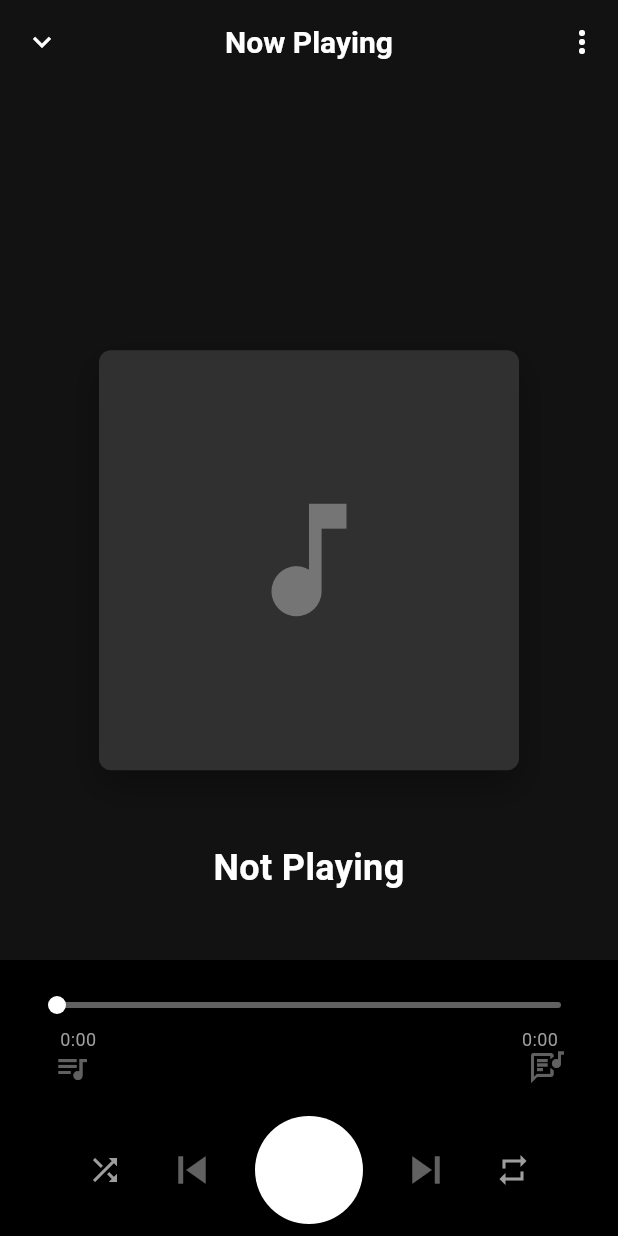
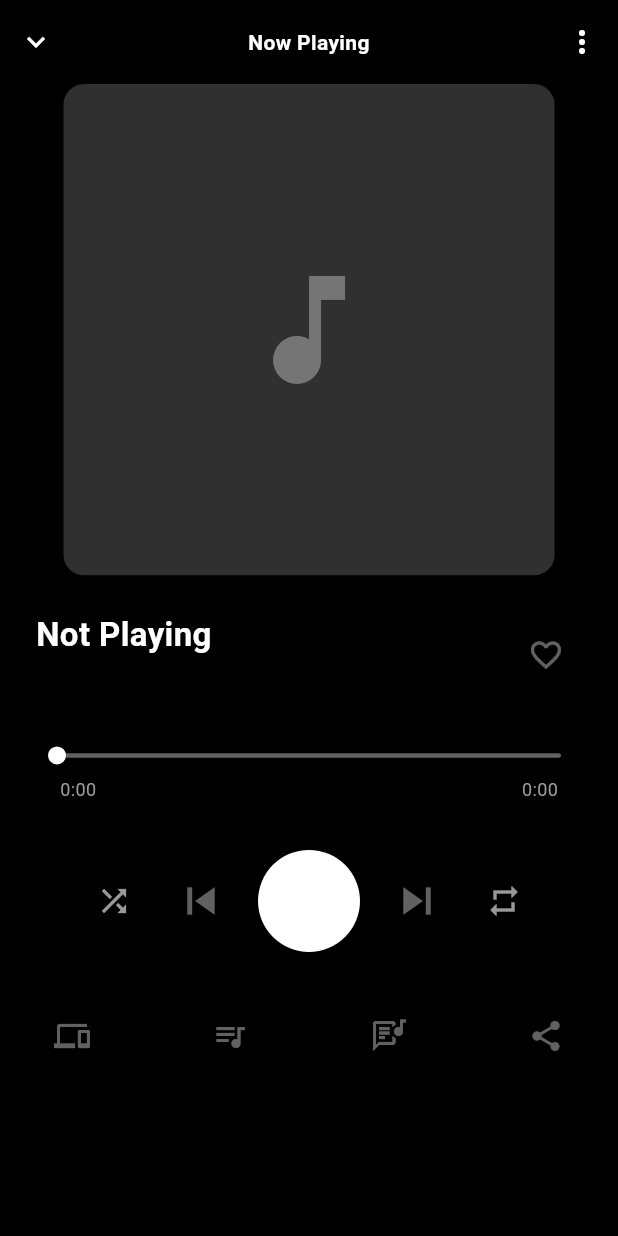
Before and after one commit to ZhiH2333/SicBy, a Flutter app: the NowPlayingScreen screen opened directly, on a phone screen of 412 x 824 dp. Run offline on Flutter 3.47's test engine with Material 3 defaults, Android fonts, the phone set to English and light mode, and no system bars; our stand-ins replace file_picker, flutter_riverpod, just_audio, shared_preferences; accounts and stored records are empty.

Commit message:
🐛 fix(ui): ui fix: rebuild now playing layout (spotify-accurate
What: replace stacked layout with SafeArea Column + scrollable hierarchy

Why UI depends: removes overflow and restores hit-testing for queue/lyrics

Safety: UI-only changes; no playback logic or state touched

```diff
--- a/lib/ui/screens/now_playing_screen.dart
+++ b/lib/ui/screens/now_playing_screen.dart
@@ -121,30 +121,26 @@ class _NowPlayingScreenState extends ConsumerState<NowPlayingScreen> {
     final bottomPadding = MediaQuery.of(context).padding.bottom;
 
     return Scaffold(
-      appBar: AppBar(
-        title: _showLyrics
-            ? Column(
+      backgroundColor: Colors.black,
+      body: SafeArea(
+        bottom: true,
+        child: Column(
           children: [
-                  Text(
-                    track?.title ?? 'Not Playing',
-                    style: const TextStyle(fontSize: 16),
-                  ),
-                  Text(
-                    track?.artistName ?? '',
-                    style: TextStyle(
-                      fontSize: 12,
-                      color: Theme.of(context).textTheme.bodySmall?.color,
-                    ),
-                  ),
-                ],
-              )
-            : const Text('Now Playing'),
-        centerTitle: true,
-        leading: IconButton(
+            SizedBox(
+              height: 56,
+              child: Row(
+                children: [
+                  IconButton(
                     icon: const Icon(Icons.keyboard_arrow_down),
                     onPressed: () => Navigator.of(context).pop(),
                   ),
-        actions: [
+                  const Expanded(
+                    child: Text(
+                      'Now Playing',
+                      textAlign: TextAlign.center,
+                      style: TextStyle(fontWeight: FontWeight.w600),
+                    ),
+                  ),
                   PopupMenuButton<String>(
                     icon: const Icon(Icons.more_vert),
                     onSelected: (value) {
@@ -158,14 +154,16 @@ class _NowPlayingScreenState extends ConsumerState<NowPlayingScreen> {
                           break;
                         case 'lyrics':
                           if (!_showLyrics) _toggleLyrics();
-                  // TODO: Scroll to edit mode or show edit dialog
                           ScaffoldMessenger.of(context).showSnackBar(
-                    const SnackBar(content: Text('Edit Lyrics - Coming Soon')),
+                            const SnackBar(
+                              content: Text('Edit Lyrics - Coming Soon'),
+                            ),
                           );
                           break;
                       }
                     },
-            itemBuilder: (BuildContext context) => <PopupMenuEntry<String>>[
+                    itemBuilder: (BuildContext context) =>
+                        <PopupMenuEntry<String>>[
                       const PopupMenuItem<String>(
                         value: 'metadata',
                         child: ListTile(
@@ -194,163 +192,80 @@ class _NowPlayingScreenState extends ConsumerState<NowPlayingScreen> {
                   ),
                 ],
               ),
-      body: Stack(
-        children: [
-          Positioned.fill(
-            child: Padding(
-              padding: const EdgeInsets.only(left: 24, right: 24, top: 12),
+            ),
+            Expanded(
+              child: SingleChildScrollView(
+                padding: const EdgeInsets.symmetric(horizontal: 24),
                 child: Column(
                   children: [
-                  if (!_showLyrics) const Spacer(),
-                  // Main Content Area (Artwork or Lyrics)
-                  Expanded(
-                    flex: _showLyrics ? 10 : 0,
-                    child: AnimatedSwitcher(
-                      duration: const Duration(milliseconds: 300),
-                      child: _showLyrics
-                          ? _LyricsView(track: track)
-                          : Hero(
-                              tag: 'artwork_${track?.id}',
+                    FractionallySizedBox(
+                      widthFactor: 0.9,
+                      child: AspectRatio(
+                        aspectRatio: 1,
+                        child: ClipRRect(
+                          borderRadius: BorderRadius.circular(14),
                           child: Container(
-                                width: 280,
-                                height: 280,
-                                decoration: BoxDecoration(
                             color: Colors.grey[850],
-                                  borderRadius: BorderRadius.circular(8),
-                                  boxShadow: [
-                                    BoxShadow(
-                                      color: Colors.black.withAlpha(77),
-                                      blurRadius: 20,
-                                      offset: const Offset(0, 10),
-                                    ),
-                                  ],
-                                ),
                             child: Icon(
                               Icons.music_note,
-                                  size: 100,
+                              size: 96,
                               color: Colors.grey[600],
                             ),
                           ),
                         ),
                       ),
                     ),
-                  if (!_showLyrics) const SizedBox(height: 48),
-                  // Track info (Hidden when lyrics shown)
-                  if (!_showLyrics) ...[
+                    const SizedBox(height: 24),
+                    Row(
+                      children: [
+                        Expanded(
+                          child: Column(
+                            crossAxisAlignment: CrossAxisAlignment.start,
+                            children: [
                               Text(
                                 track?.title ?? 'Not Playing',
                                 style: const TextStyle(
-                        fontSize: 24,
+                                  fontSize: 22,
                                   fontWeight: FontWeight.bold,
                                 ),
-                      textAlign: TextAlign.center,
                                 maxLines: 2,
                                 overflow: TextOverflow.ellipsis,
                               ),
-                    const SizedBox(height: 8),
+                              const SizedBox(height: 6),
                               Text(
                                 track?.artistName ?? '',
-                      style: TextStyle(fontSize: 16, color: Colors.grey[400]),
-                    ),
-                  ],
-                  if (!_showLyrics) const SizedBox(height: 32),
-                  if (_showLyrics) const SizedBox(height: 24),
-                  const Spacer(),
-                ],
-              ),
-            ),
-          ),
-          Positioned(
-            left: 0,
-            right: 0,
-            bottom: 0,
-            child: Container(
-              padding: EdgeInsets.only(
-                left: 24,
-                right: 24,
-                top: 16,
-                bottom: bottomPadding > 0 ? bottomPadding : 8,
-              ),
-              decoration: const BoxDecoration(
-                color: Colors.black,
-              ),
-              child: _BottomPlayerControls(
-                track: track,
-                playbackState: playbackState,
-                playbackController: playbackController,
-                showLyrics: _showLyrics,
-                onToggleLyrics: _toggleLyrics,
-              ),
+                                style: TextStyle(
+                                  fontSize: 14,
+                                  color: Colors.white.withAlpha(153),
                                 ),
                               ),
                             ],
                           ),
-    );
-  }
-}
-
-class _BottomPlayerControls extends StatelessWidget {
-  final UiTrack? track;
-  final UiPlaybackState playbackState;
-  final PlaybackController playbackController;
-  final bool showLyrics;
-  final VoidCallback onToggleLyrics;
-
-  const _BottomPlayerControls({
-    required this.track,
-    required this.playbackState,
-    required this.playbackController,
-    required this.showLyrics,
-    required this.onToggleLyrics,
-  });
-
-  @override
-  Widget build(BuildContext context) {
-    return Column(
-      mainAxisSize: MainAxisSize.min,
-      children: [
-        SizedBox(
-          height: 24,
-          child: _SeekBar(
+                        ),
+                        IconButton(
+                          icon: const Icon(Icons.favorite_border),
+                          color: Colors.white,
+                          onPressed: track != null ? () {} : null,
+                        ),
+                      ],
+                    ),
+                    const SizedBox(height: 24),
+                    _SeekBar(
                       position: playbackState.position,
-            duration: playbackState.duration == Duration.zero && track != null
-                ? track!.duration
+                      duration:
+                          playbackState.duration == Duration.zero && track != null
+                              ? track.duration
                               : playbackState.duration,
                       onSeek: (percent) {
                         if (track == null ||
-                  playbackState.downloadStatus == DownloadStatus.downloading) {
+                            playbackState.downloadStatus ==
+                                DownloadStatus.downloading) {
                           return;
                         }
                         playbackController.seekTo(percent);
                       },
                     ),
-        ),
-        const SizedBox(height: 8),
-        Row(
-          mainAxisAlignment: MainAxisAlignment.spaceBetween,
-          children: [
-            IconButton(
-              icon: const Icon(Icons.queue_music),
-              onPressed: track != null
-                  ? () => Navigator.of(context).push(
-                        MaterialPageRoute(
-                          builder: (context) => const QueueScreen(),
-                        ),
-                      )
-                  : null,
-              tooltip: 'Queue',
-            ),
-            IconButton(
-              icon: Icon(showLyrics ? Icons.lyrics : Icons.lyrics_outlined),
-              color: showLyrics
-                  ? Theme.of(context).colorScheme.primary
-                  : Colors.grey,
-              onPressed: track != null ? onToggleLyrics : null,
-              tooltip: 'Lyrics',
-            ),
-          ],
-        ),
-        const SizedBox(height: 8),
+                    const SizedBox(height: 32),
                     Row(
                       mainAxisAlignment: MainAxisAlignment.center,
                       children: [
@@ -358,31 +273,33 @@ class _BottomPlayerControls extends StatelessWidget {
                           icon: Icon(
                             Icons.shuffle,
                             color: playbackState.shuffleEnabled
-                    ? Theme.of(context).colorScheme.primary
-                    : Colors.grey,
+                                ? Colors.white
+                                : Colors.white.withAlpha(153),
                           ),
-              onPressed:
-                  track != null ? () => playbackController.toggleShuffle() : null,
+                          onPressed: track != null
+                              ? () => playbackController.toggleShuffle()
+                              : null,
                         ),
                         const SizedBox(width: 8),
                         IconButton(
                           iconSize: 36,
                           icon: const Icon(Icons.skip_previous),
                           onPressed: track != null &&
-                      playbackState.downloadStatus != DownloadStatus.downloading
+                                  playbackState.downloadStatus !=
+                                      DownloadStatus.downloading
                               ? () => playbackController.previous()
                               : null,
                         ),
-            const SizedBox(width: 16),
+                        const SizedBox(width: 12),
                         Container(
-              width: 72,
-              height: 72,
+                          width: 68,
+                          height: 68,
                           decoration: const BoxDecoration(
                             color: Colors.white,
                             shape: BoxShape.circle,
                           ),
                           child: IconButton(
-                iconSize: 40,
+                            iconSize: 36,
                             color: Colors.black,
                             icon: playbackState.isBuffering ||
                                     playbackState.downloadStatus ==
@@ -401,17 +318,19 @@ class _BottomPlayerControls extends StatelessWidget {
                                         : Icons.play_arrow,
                                   ),
                             onPressed: track != null &&
-                        playbackState.downloadStatus != DownloadStatus.downloading
+                                    playbackState.downloadStatus !=
+                                        DownloadStatus.downloading
                                 ? () => playbackController.togglePlayPause()
                                 : null,
                           ),
                         ),
-            const SizedBox(width: 16),
+                        const SizedBox(width: 12),
                         IconButton(
                           iconSize: 36,
                           icon: const Icon(Icons.skip_next),
                           onPressed: track != null &&
-                      playbackState.downloadStatus != DownloadStatus.downloading
+                                  playbackState.downloadStatus !=
+                                      DownloadStatus.downloading
                               ? () => playbackController.next()
                               : null,
                         ),
@@ -422,15 +341,59 @@ class _BottomPlayerControls extends StatelessWidget {
                                 ? Icons.repeat_one
                                 : Icons.repeat,
                             color: playbackState.repeatMode != RepeatMode.off
+                                ? Colors.white
+                                : Colors.white.withAlpha(153),
+                          ),
+                          onPressed: track != null
+                              ? () => playbackController.cycleRepeatMode()
+                              : null,
+                        ),
+                      ],
+                    ),
+                    const SizedBox(height: 32),
+                    Row(
+                      mainAxisAlignment: MainAxisAlignment.spaceBetween,
+                      children: [
+                        IconButton(
+                          icon: const Icon(Icons.devices),
+                          color: Colors.white.withAlpha(153),
+                          onPressed: track != null ? () {} : null,
+                        ),
+                        IconButton(
+                          icon: const Icon(Icons.queue_music),
+                          color: Colors.white,
+                          onPressed: track != null
+                              ? () => Navigator.of(context).push(
+                                    MaterialPageRoute(
+                                      builder: (context) => const QueueScreen(),
+                                    ),
+                                  )
+                              : null,
+                        ),
+                        IconButton(
+                          icon: Icon(
+                            _showLyrics ? Icons.lyrics : Icons.lyrics_outlined,
+                          ),
+                          color: _showLyrics
                               ? Theme.of(context).colorScheme.primary
-                    : Colors.grey,
+                              : Colors.white.withAlpha(153),
+                          onPressed: track != null ? _toggleLyrics : null,
                         ),
-              onPressed:
-                  track != null ? () => playbackController.cycleRepeatMode() : null,
+                        IconButton(
+                          icon: const Icon(Icons.share),
+                          color: Colors.white.withAlpha(153),
+                          onPressed: track != null ? () {} : null,
                         ),
                       ],
                     ),
                   ],
+                ),
+              ),
+            ),
+            const SizedBox(height: 12),
+          ],
+        ),
+      ),
     );
   }
 }
@@ -518,7 +481,7 @@ class _SeekBar extends StatelessWidget {
       children: [
         SliderTheme(
           data: SliderTheme.of(context).copyWith(
-            trackHeight: 4,
+            trackHeight: 3,
             thumbShape: const RoundSliderThumbShape(enabledThumbRadius: 6),
             overlayShape: const RoundSliderOverlayShape(overlayRadius: 14),
           ),
```
Also changed, not shown: 1 other file. Lines whose indentation alone changed are shown as unchanged.
